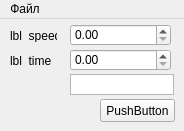
Above: form-01/forms/testwindow.ui from DimaGov/QT-test-0001 before the change. Below: the same form after it.
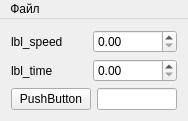
That is the form after the change.

Commit message: Использование Layout в форме - 01

What changed in the file:
```diff
--- a/form-01/forms/testwindow.ui
+++ b/form-01/forms/testwindow.ui
@@ -6,23 +6,70 @@
    <rect>
     <x>0</x>
     <y>0</y>
-    <width>184</width>
-    <height>131</height>
+    <width>188</width>
+    <height>112</height>
    </rect>
   </property>
   <property name="windowTitle">
    <string>Forma</string>
   </property>
   <widget class="QWidget" name="centralWidget">
+   <layout class="QVBoxLayout" name="verticalLayout">
+    <item>
+     <layout class="QHBoxLayout" name="horizontalLayout">
+      <property name="sizeConstraint">
+       <enum>QLayout::SetDefaultConstraint</enum>
+      </property>
+      <item>
+       <widget class="QLabel" name="lbl_speed">
+        <property name="text">
+         <string>lbl_speed</string>
+        </property>
+        <property name="buddy">
+         <cstring>dblSpinBox_speed</cstring>
+        </property>
+       </widget>
+      </item>
+      <item>
+       <widget class="QDoubleSpinBox" name="dblSpinBox_speed">
+        <property name="sizePolicy">
+         <sizepolicy hsizetype="Minimum" vsizetype="Fixed">
+          <horstretch>0</horstretch>
+          <verstretch>0</verstretch>
+         </sizepolicy>
+        </property>
+        <property name="maximum">
+         <double>3000000.000000000000000</double>
+        </property>
+       </widget>
+      </item>
+     </layout>
+    </item>
+    <item>
+     <layout class="QHBoxLayout" name="horizontalLayout_2">
+      <item>
+       <widget class="QLabel" name="lbl_time">
+        <property name="text">
+         <string>lbl_time</string>
+        </property>
+        <property name="buddy">
+         <cstring>dblSpinBox_time</cstring>
+        </property>
+       </widget>
+      </item>
+      <item>
+       <widget class="QDoubleSpinBox" name="dblSpinBox_time">
+        <property name="maximum">
+         <double>3000000.000000000000000</double>
+        </property>
+       </widget>
+      </item>
+     </layout>
+    </item>
+    <item>
+     <layout class="QHBoxLayout" name="horizontalLayout_3">
+      <item>
    <widget class="QPushButton" name="pBtn_push">
-    <property name="geometry">
-     <rect>
-      <x>100</x>
-      <y>80</y>
-      <width>75</width>
-      <height>23</height>
-     </rect>
-    </property>
     <property name="mouseTracking">
      <bool>false</bool>
     </property>
@@ -36,84 +83,30 @@
      <bool>false</bool>
     </property>
    </widget>
-   <widget class="QLabel" name="lbl_speed">
-    <property name="geometry">
-     <rect>
-      <x>10</x>
-      <y>10</y>
-      <width>47</width>
-      <height>13</height>
-     </rect>
-    </property>
-    <property name="text">
-     <string>lbl_speed</string>
-    </property>
-   </widget>
-   <widget class="QLabel" name="lbl_time">
-    <property name="geometry">
-     <rect>
-      <x>10</x>
-      <y>35</y>
-      <width>47</width>
-      <height>13</height>
-     </rect>
-    </property>
-    <property name="text">
-     <string>lbl_time</string>
-    </property>
-   </widget>
-   <widget class="QTextEdit" name="txtEdit_result">
-    <property name="geometry">
-     <rect>
-      <x>70</x>
-      <y>55</y>
-      <width>104</width>
-      <height>21</height>
-     </rect>
-    </property>
-    <property name="verticalScrollBarPolicy">
-     <enum>Qt::ScrollBarAlwaysOff</enum>
-    </property>
-    <property name="horizontalScrollBarPolicy">
-     <enum>Qt::ScrollBarAlwaysOff</enum>
+      </item>
+      <item>
+       <widget class="QLineEdit" name="lineEdit_result">
+        <property name="sizePolicy">
+         <sizepolicy hsizetype="Expanding" vsizetype="Fixed">
+          <horstretch>0</horstretch>
+          <verstretch>0</verstretch>
+         </sizepolicy>
     </property>
     <property name="readOnly">
      <bool>true</bool>
     </property>
    </widget>
-   <widget class="QDoubleSpinBox" name="dblSpinBox_speed">
-    <property name="geometry">
-     <rect>
-      <x>70</x>
-      <y>5</y>
-      <width>101</width>
-      <height>22</height>
-     </rect>
-    </property>
-    <property name="maximum">
-     <double>3000000.000000000000000</double>
-    </property>
-   </widget>
-   <widget class="QDoubleSpinBox" name="dblSpinBox_time">
-    <property name="geometry">
-     <rect>
-      <x>70</x>
-      <y>30</y>
-      <width>101</width>
-      <height>22</height>
-     </rect>
-    </property>
-    <property name="maximum">
-     <double>3000000.000000000000000</double>
-    </property>
-   </widget>
+      </item>
+     </layout>
+    </item>
+   </layout>
   </widget>
   <widget class="QMenuBar" name="menuBar">
    <property name="geometry">
     <rect>
      <x>0</x>
      <y>0</y>
-     <width>184</width>
+     <width>188</width>
      <height>21</height>
     </rect>
    </property>
```
Left out of the diff: 1 changed line with no effect on the pictures. Lines whose indentation alone changed are shown as unchanged. The commit also changes 1 other file.
